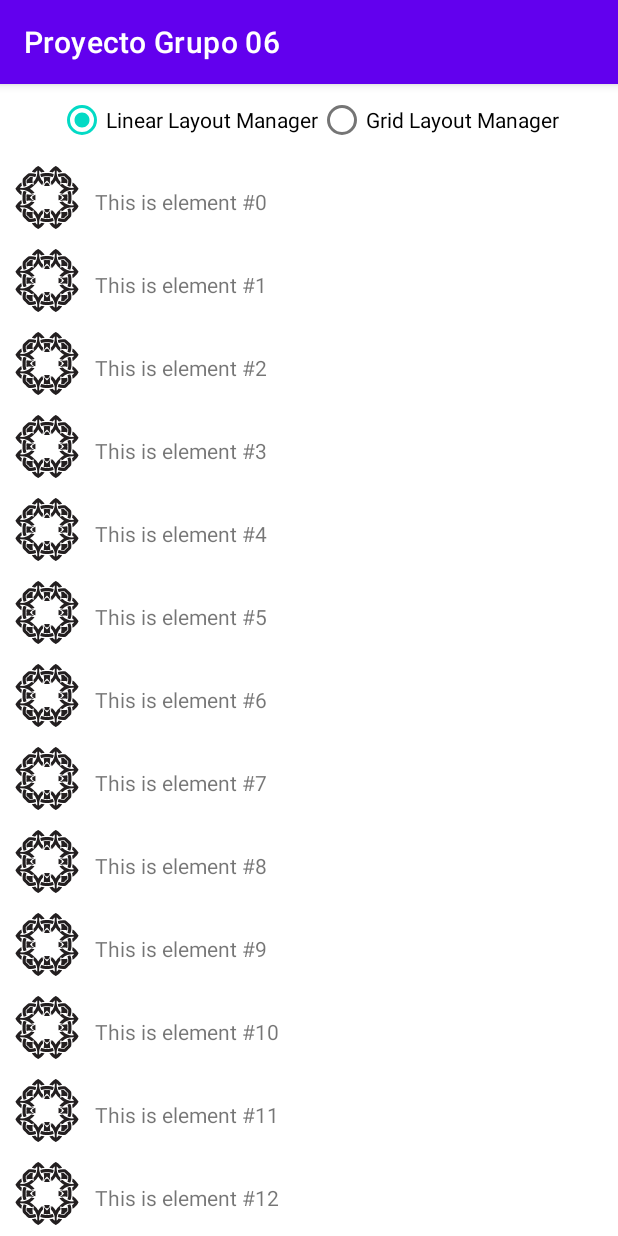
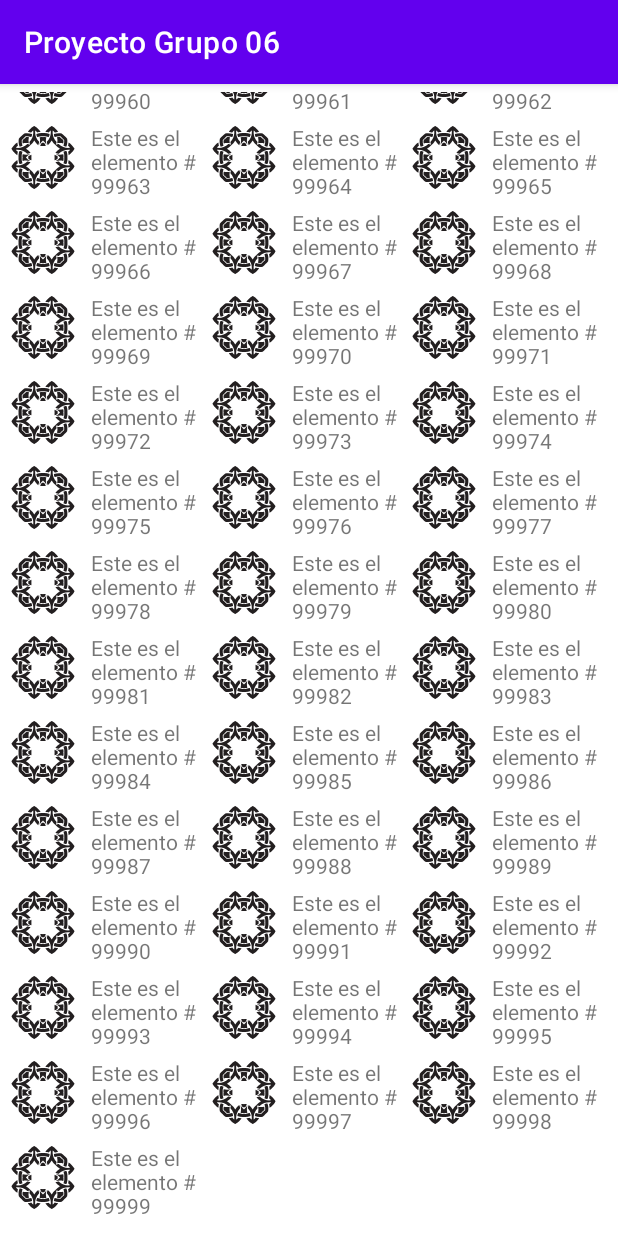
Before and after one commit to luise-phd/ProyectoAndroidGrupo06, an Android app: the screen it shows after launch (RecyclerViewActivity before the commit, RecyclerViewBasicActivity after it), on a phone screen of 412 x 824 dp. Run offline under Robolectric (Android 15) with nearby library versions, the phone set to English and light mode, and no system bars.

Commit message:
RecyclerViewBasic

```diff
--- a/app/src/main/AndroidManifest.xml
+++ b/app/src/main/AndroidManifest.xml
@@ -3,7 +3,7 @@
     package="com.ingluise.ProyectoAndroidGrupo06">
 
     <uses-permission android:name="android.permission.INTERNET" />
-    <uses-permission android:name="android.permission.ACCESS_FINE_LOCATION"/>
+    <uses-permission android:name="android.permission.ACCESS_FINE_LOCATION" />
 
     <application
         android:allowBackup="true"
@@ -12,6 +12,9 @@
         android:roundIcon="@mipmap/ic_new_launcher_round"
         android:supportsRtl="true"
         android:theme="@style/Theme.ProyectoActivities">
+        <activity
+            android:name=".RecyclerViewActivity"
+            android:exported="false" />
         <activity
             android:name=".LocationActivity"
             android:exported="false" />
@@ -57,7 +60,7 @@
             android:exported="false"
             android:label="@string/activity_empleado" />
         <activity
-            android:name=".RecyclerViewActivity"
+            android:name=".RecyclerViewBasicActivity"
             android:exported="true">
             <intent-filter>
                 <action android:name="android.intent.action.MAIN" />
--- /dev/null
+++ b/app/src/main/java/com/ingluise/ProyectoAndroidGrupo06/RecyclerViewBasicActivity.java
@@ -0,0 +1,57 @@
+package com.ingluise.ProyectoAndroidGrupo06;
+
+import androidx.appcompat.app.AppCompatActivity;
+import androidx.recyclerview.widget.GridLayoutManager;
+import androidx.recyclerview.widget.LinearLayoutManager;
+import androidx.recyclerview.widget.RecyclerView;
+
+import android.os.Bundle;
+
+public class RecyclerViewBasicActivity extends AppCompatActivity {
+    private final int tam = 100000;
+    private final int cols = 3;
+    private final int pos = 99999;
+
+    private CustomAdapter ca;
+
+    private LinearLayoutManager llm;
+    private GridLayoutManager glm;
+
+    private RecyclerView rv;
+
+    private String[] dataset;
+
+    @Override
+    protected void onCreate(Bundle savedInstanceState) {
+        super.onCreate(savedInstanceState);
+        setContentView(R.layout.activity_recycler_view_basic);
+
+        rv = findViewById(R.id.recyclerView);
+
+        initDataset();
+
+        ca = new CustomAdapter(dataset);
+        rv.setAdapter(ca);
+
+        setRecyclerViewLayoutManager();
+    }
+
+    private void initDataset() {
+        dataset = new String[tam];
+        for (int i=0; i < dataset.length; i++) {
+            dataset[i] = "Este es el elemento # " + i;
+        }
+    }
+
+    public void setRecyclerViewLayoutManager() {
+        int scrollPosition = pos;
+
+        llm = new LinearLayoutManager(this, LinearLayoutManager.VERTICAL, false);
+
+        glm = new GridLayoutManager(this, cols);
+
+//        rv.setLayoutManager(llm);
+        rv.setLayoutManager(glm);
+        rv.scrollToPosition(scrollPosition);
+    }
+}
--- /dev/null
+++ b/app/src/main/res/layout/activity_recycler_view_basic.xml
@@ -0,0 +1,15 @@
+<?xml version="1.0" encoding="utf-8"?>
+<LinearLayout xmlns:android="http://schemas.android.com/apk/res/android"
+    xmlns:app="http://schemas.android.com/apk/res-auto"
+    xmlns:tools="http://schemas.android.com/tools"
+    android:layout_width="match_parent"
+    android:layout_height="match_parent"
+    android:layout_margin="5dp"
+    android:orientation="vertical"
+    tools:context=".RecyclerViewBasicActivity">
+
+    <androidx.recyclerview.widget.RecyclerView
+        android:id="@+id/recyclerView"
+        android:layout_width="match_parent"
+        android:layout_height="match_parent" />
+</LinearLayout>
--- a/app/src/main/res/layout/recycler_view_frag.xml
+++ b/app/src/main/res/layout/recycler_view_frag.xml
@@ -22,19 +22,22 @@
 
     <RadioGroup
         android:layout_width="match_parent"
-        android:layout_height="wrap_content"
+        android:layout_height="30dp"
+        android:checkedButton="@+id/linear_layout_rb"
         android:gravity="center_horizontal"
-        android:orientation="horizontal"
-        android:checkedButton="@+id/linear_layout_rb">
+        android:orientation="horizontal">
 
-        <RadioButton android:id="@+id/linear_layout_rb"
+        <RadioButton
+            android:id="@+id/linear_layout_rb"
             android:layout_width="wrap_content"
             android:layout_height="wrap_content"
-            android:text="@string/linear_layout_manager"/>
-        <RadioButton android:id="@+id/grid_layout_rb"
+            android:text="@string/linear_layout_manager" />
+
+        <RadioButton
+            android:id="@+id/grid_layout_rb"
             android:layout_width="wrap_content"
             android:layout_height="wrap_content"
-            android:text="@string/grid_layout_manager"/>
+            android:text="@string/grid_layout_manager" />
     </RadioGroup>
 
     <androidx.recyclerview.widget.RecyclerView
--- a/app/src/main/res/layout/row_item.xml
+++ b/app/src/main/res/layout/row_item.xml
@@ -20,14 +20,12 @@
     xmlns:tools="http://schemas.android.com/tools"
     android:layout_width="match_parent"
     android:layout_height="wrap_content"
-    android:layout_marginLeft="@dimen/margin_medium"
-    android:layout_marginTop="5dp"
-    android:layout_marginRight="@dimen/margin_medium"
     android:gravity="center_vertical">
 
     <TableRow
         android:layout_width="match_parent"
         android:layout_height="match_parent"
+        android:layout_marginBottom="5dp"
         android:gravity="center_vertical">
 
         <ImageView
@@ -35,7 +33,7 @@
             android:layout_width="50dp"
             android:layout_height="50dp"
             android:layout_marginRight="5dp" />
-<!--            app:srcCompat="@drawable/avatar" />-->
+        <!--            app:srcCompat="@drawable/avatar" />-->
 
         <TextView
             android:id="@+id/textView"
```
